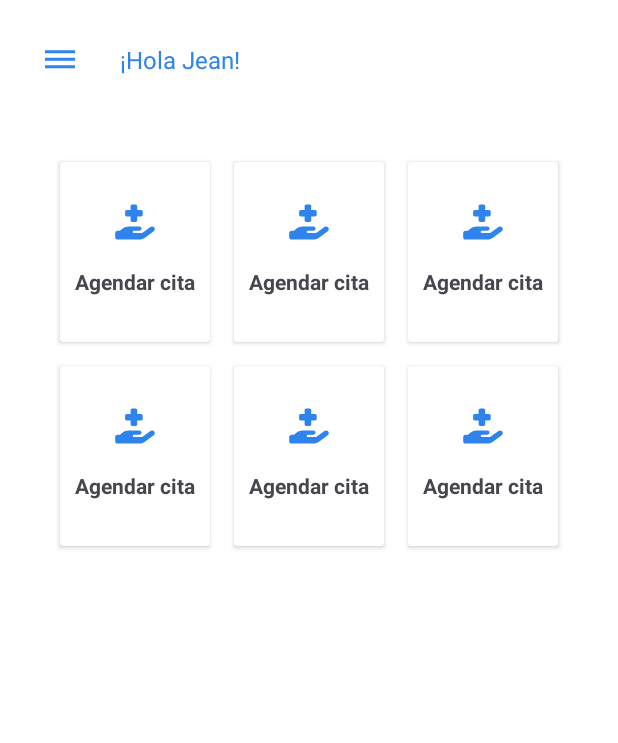
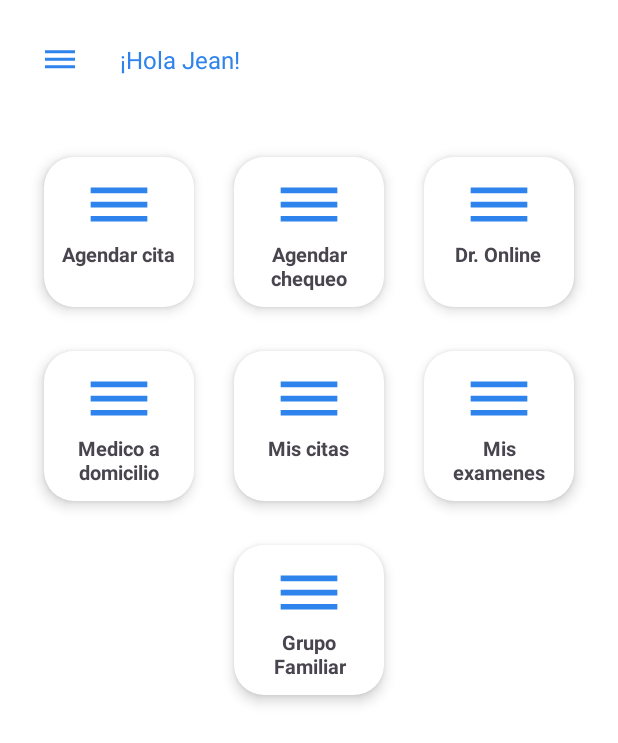
Before and after one commit to Jean-Huaringa/VivaSalud, an Android app: the HomeActivity screen opened directly, with no data from a screen before it, on a phone screen of 412 x 824 dp. Shown: the top 743 px of the screen. Run offline under Robolectric (Android 15) with nearby library versions, the phone set to English and light mode, and no system bars; our stand-ins replace FlexboxLayout.

Commit message:
feat: implementacion de dos cards | 1) botones de menu en el home | 2) card para listar a los trabajadores |

```diff
--- /dev/null
+++ b/app/src/main/java/com/example/vivasalud/ItemCardView.kt
@@ -0,0 +1,43 @@
+package com.example.vivasalud
+
+
+import android.content.Context
+import android.util.AttributeSet
+import android.widget.ImageView
+import android.widget.TextView
+import androidx.cardview.widget.CardView
+class ItemCardView @JvmOverloads constructor(
+    context: Context,
+    attrs: AttributeSet? = null
+) : CardView(context, attrs) {
+
+    private val imgCard: ImageView
+    private val txtTitle: TextView
+
+    init {
+        inflate(context, R.layout.item_card, this)
+
+        // Opcional: personaliza el CardView
+        radius = 30f
+        cardElevation = 8f
+        useCompatPadding = true
+
+        imgCard = findViewById(R.id.img_card)
+        txtTitle = findViewById(R.id.title_card)
+
+        attrs?.let {
+            val typedArray = context.obtainStyledAttributes(it, R.styleable.ItemCardView)
+
+            val title = typedArray.getString(R.styleable.ItemCardView_cardTitle)
+            val imageRes = typedArray.getResourceId(R.styleable.ItemCardView_cardImage, -1)
+
+            if (title != null) txtTitle.text = title
+            if (imageRes != -1) imgCard.setImageResource(imageRes)
+
+            typedArray.recycle()
+        }
+    }
+
+    fun setTitle(text: String) { txtTitle.text = text }
+    fun setImage(resId: Int) { imgCard.setImageResource(resId) }
+}
--- a/app/src/main/java/com/example/vivasalud/SplashActivity.kt
+++ b/app/src/main/java/com/example/vivasalud/SplashActivity.kt
@@ -9,11 +9,9 @@ import androidx.core.splashscreen.SplashScreen.Companion.installSplashScreen
 
 class SplashActivity  : AppCompatActivity() {
     override fun onCreate(savedInstanceState: Bundle?) {
-        // Instala el splash screen antes de mostrar el contenido
         installSplashScreen()
         super.onCreate(savedInstanceState)
 
-        // Aquí puedes iniciar tu MainActivity directamente o hacer una transición
         startActivity(Intent(this, MainActivity::class.java))
         finish()
     }
--- /dev/null
+++ b/app/src/main/res/drawable/ic_arrow_right.xml
@@ -0,0 +1,5 @@
+<vector android:autoMirrored="true" android:height="24dp"
+    android:tint="#000000" android:viewportHeight="24"
+    android:viewportWidth="24" android:width="24dp" xmlns:android="http://schemas.android.com/apk/res/android">
+    <path android:fillColor="@android:color/white" android:pathData="M6.23,20.23l1.77,1.77l10,-10l-10,-10l-1.77,1.77l8.23,8.23z"/>
+</vector>
--- a/app/src/main/res/layout/activity_home.xml
+++ b/app/src/main/res/layout/activity_home.xml
@@ -1,6 +1,5 @@
 <?xml version="1.0" encoding="utf-8"?>
-<androidx.constraintlayout.widget.ConstraintLayout
-    xmlns:android="http://schemas.android.com/apk/res/android"
+<androidx.constraintlayout.widget.ConstraintLayout xmlns:android="http://schemas.android.com/apk/res/android"
     xmlns:app="http://schemas.android.com/apk/res-auto"
     xmlns:tools="http://schemas.android.com/tools"
     android:layout_width="match_parent"
@@ -10,10 +9,10 @@
     <ScrollView
         android:layout_width="0dp"
         android:layout_height="0dp"
-        app:layout_constraintTop_toTopOf="parent"
         app:layout_constraintBottom_toBottomOf="parent"
+        app:layout_constraintEnd_toEndOf="parent"
         app:layout_constraintStart_toStartOf="parent"
-        app:layout_constraintEnd_toEndOf="parent">
+        app:layout_constraintTop_toTopOf="parent">
 
         <LinearLayout
             android:layout_width="match_parent"
@@ -27,17 +26,60 @@
             <com.google.android.flexbox.FlexboxLayout
                 android:layout_width="match_parent"
                 android:layout_height="wrap_content"
-                android:layout_marginTop="20dp"
+                android:layout_marginTop="10dp"
                 app:flexDirection="row"
                 app:flexWrap="wrap"
                 app:justifyContent="center">
 
-                <include layout="@layout/item_card" />
-                <include layout="@layout/item_card" />
-                <include layout="@layout/item_card" />
-                <include layout="@layout/item_card" />
-                <include layout="@layout/item_card" />
-                <include layout="@layout/item_card" />
+                <com.example.vivasalud.ItemCardView
+                    android:layout_width="wrap_content"
+                    android:layout_height="wrap_content"
+                    android:layout_margin="5dp"
+                    app:cardImage="@drawable/ic_menubar"
+                    app:cardTitle="Agendar cita" />
+
+
+                <com.example.vivasalud.ItemCardView
+                    android:layout_width="wrap_content"
+                    android:layout_height="wrap_content"
+                    android:layout_margin="5dp"
+                    app:cardImage="@drawable/ic_menubar"
+                    app:cardTitle="Agendar chequeo" />
+
+                <com.example.vivasalud.ItemCardView
+                    android:layout_width="wrap_content"
+                    android:layout_height="wrap_content"
+                    android:layout_margin="5dp"
+                    app:cardImage="@drawable/ic_menubar"
+                    app:cardTitle="Dr. Online" />
+
+                <com.example.vivasalud.ItemCardView
+                    android:layout_width="wrap_content"
+                    android:layout_height="wrap_content"
+                    android:layout_margin="5dp"
+                    app:cardImage="@drawable/ic_menubar"
+                    app:cardTitle="Medico a domicilio" />
+
+                <com.example.vivasalud.ItemCardView
+                    android:layout_width="wrap_content"
+                    android:layout_margin="5dp"
+                    android:layout_height="wrap_content"
+                    app:cardImage="@drawable/ic_menubar"
+                    app:cardTitle="Mis citas" />
+
+                <com.example.vivasalud.ItemCardView
+                    android:layout_width="wrap_content"
+                    android:layout_margin="5dp"
+                    android:layout_height="wrap_content"
+                    app:cardImage="@drawable/ic_menubar"
+                    app:cardTitle="Mis examenes" />
+
+                <com.example.vivasalud.ItemCardView
+                    android:layout_width="wrap_content"
+                    android:layout_height="wrap_content"
+                    android:layout_margin="5dp"
+                    app:cardImage="@drawable/ic_menubar"
+                    app:cardTitle="Grupo Familiar" />
 
             </com.google.android.flexbox.FlexboxLayout>
 
--- a/app/src/main/res/layout/item_card.xml
+++ b/app/src/main/res/layout/item_card.xml
@@ -1,12 +1,9 @@
-<androidx.cardview.widget.CardView xmlns:android="http://schemas.android.com/apk/res/android"
-    xmlns:app="http://schemas.android.com/apk/res-auto"
-    android:layout_width="100dp"
-    android:layout_height="120dp"
-    android:layout_margin="8dp">
+<merge xmlns:android="http://schemas.android.com/apk/res/android"
+    xmlns:app="http://schemas.android.com/apk/res-auto">
 
     <LinearLayout
-        android:layout_width="match_parent"
-        android:layout_height="wrap_content"
+        android:layout_width="100dp"
+        android:layout_height="100dp"
         android:layout_gravity="center_horizontal"
         android:gravity="center_horizontal"
         android:orientation="vertical"
@@ -14,20 +11,18 @@
         android:paddingHorizontal="10dp">
 
         <ImageView
-            android:id="@+id/images"
-            android:layout_width="60dp"
-            android:layout_height="60dp"
+            android:id="@+id/img_card"
+            android:layout_width="45dp"
+            android:layout_height="45dp"
             android:scaleType="centerCrop"
-            android:src="@drawable/ic_viva_salud_foreground"
             app:tint="@color/blue" />
 
         <TextView
-            android:id="@+id/title"
+            android:id="@+id/title_card"
             android:layout_width="wrap_content"
             android:layout_height="wrap_content"
-            android:text="Agendar cita"
-            android:textSize="14sp"
+            android:textSize="13sp"
             android:textAlignment="center"
             android:textStyle="bold" />
     </LinearLayout>
-</androidx.cardview.widget.CardView>
+</merge>
```
Also changed, not shown: app/src/main/res/layout/item_card_worker.xml (added, +88 -0 lines), app/src/main/res/values/attrs.xml (added, +8 -0 lines).
